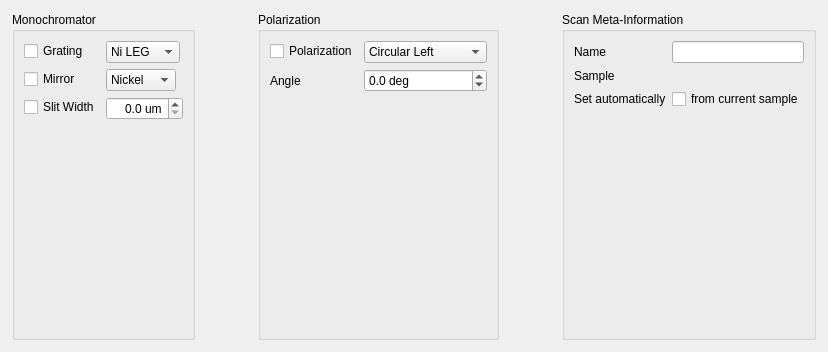
Above: source/ui/REIXS/REIXSXASScanConfigurationView.ui from acquaman/acquaman before the change. Below: the same form after it.
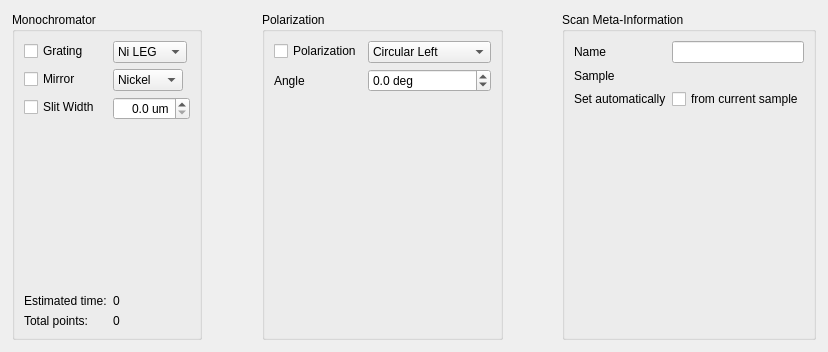
That is the form after the change.

Commit message: Added time estimate to XAS Config View

Patch:
```diff
--- a/source/ui/REIXS/REIXSXASScanConfigurationView.ui
+++ b/source/ui/REIXS/REIXSXASScanConfigurationView.ui
@@ -122,6 +122,47 @@
             </property>
            </widget>
           </item>
+          <item row="3" column="1">
+           <spacer name="verticalSpacer">
+            <property name="orientation">
+             <enum>Qt::Vertical</enum>
+            </property>
+            <property name="sizeHint" stdset="0">
+             <size>
+              <width>20</width>
+              <height>40</height>
+             </size>
+            </property>
+           </spacer>
+          </item>
+          <item row="4" column="0">
+           <widget class="QLabel" name="label_6">
+            <property name="text">
+             <string>Estimated time:</string>
+            </property>
+           </widget>
+          </item>
+          <item row="4" column="1">
+           <widget class="QLabel" name="estimatedTimeLabel">
+            <property name="text">
+             <string>0</string>
+            </property>
+           </widget>
+          </item>
+          <item row="5" column="0">
+           <widget class="QLabel" name="label_7">
+            <property name="text">
+             <string>Total points:</string>
+            </property>
+           </widget>
+          </item>
+          <item row="5" column="1">
+           <widget class="QLabel" name="totalPointsLabel">
+            <property name="text">
+             <string>0</string>
+            </property>
+           </widget>
+          </item>
          </layout>
         </widget>
        </item>
```
The commit also changes 2 other files.
